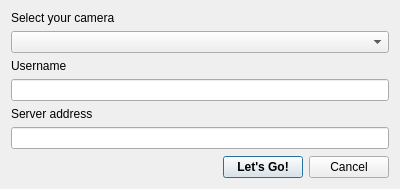
Before: the Qt Designer form projects/qts3videoclient/src/startupwidget.ui in mfreiholz/ts3video, drawn with Qt 5.
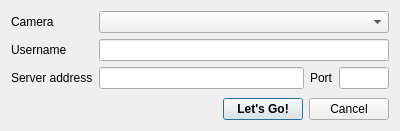
After: the same form once the commit is applied.

Commit message: Adds server-address and -port to startup dialog.

Diff of the .ui file:
```diff
--- a/projects/qts3videoclient/src/startupwidget.ui
+++ b/projects/qts3videoclient/src/startupwidget.ui
@@ -7,7 +7,7 @@
     <x>0</x>
     <y>0</y>
     <width>400</width>
-    <height>189</height>
+    <height>131</height>
    </rect>
   </property>
   <property name="minimumSize">
@@ -18,25 +18,29 @@
   </property>
   <layout class="QVBoxLayout" name="verticalLayout">
    <item>
+    <layout class="QFormLayout" name="formLayout">
+     <item row="0" column="0">
     <widget class="QLabel" name="cameraLabel">
      <property name="text">
-      <string>Select your camera</string>
+        <string>Camera</string>
      </property>
     </widget>
    </item>
-   <item>
+     <item row="0" column="1">
     <widget class="QComboBox" name="cameraComboBox"/>
    </item>
-   <item>
+     <item row="1" column="0">
     <widget class="QLabel" name="usernameLabel">
      <property name="text">
       <string>Username</string>
      </property>
     </widget>
    </item>
-   <item>
+     <item row="1" column="1">
     <widget class="QLineEdit" name="usernameLineEdit"/>
    </item>
+     <item row="2" column="0">
+      <layout class="QHBoxLayout" name="horizontalLayout_3">
    <item>
     <widget class="QLabel" name="serverAddressLabel">
      <property name="text">
@@ -44,8 +48,33 @@
      </property>
     </widget>
    </item>
+      </layout>
+     </item>
+     <item row="2" column="1">
+      <layout class="QHBoxLayout" name="horizontalLayout_2">
    <item>
     <widget class="QLineEdit" name="serverAddress"/>
+       </item>
+       <item>
+        <widget class="QLabel" name="label">
+         <property name="text">
+          <string>Port</string>
+         </property>
+        </widget>
+       </item>
+       <item>
+        <widget class="QLineEdit" name="serverPort">
+         <property name="maximumSize">
+          <size>
+           <width>50</width>
+           <height>16777215</height>
+          </size>
+         </property>
+        </widget>
+       </item>
+      </layout>
+     </item>
+    </layout>
    </item>
    <item>
     <spacer name="verticalSpacer">
```
Lines whose indentation alone changed are shown as unchanged. The commit also changes 3 other files.
